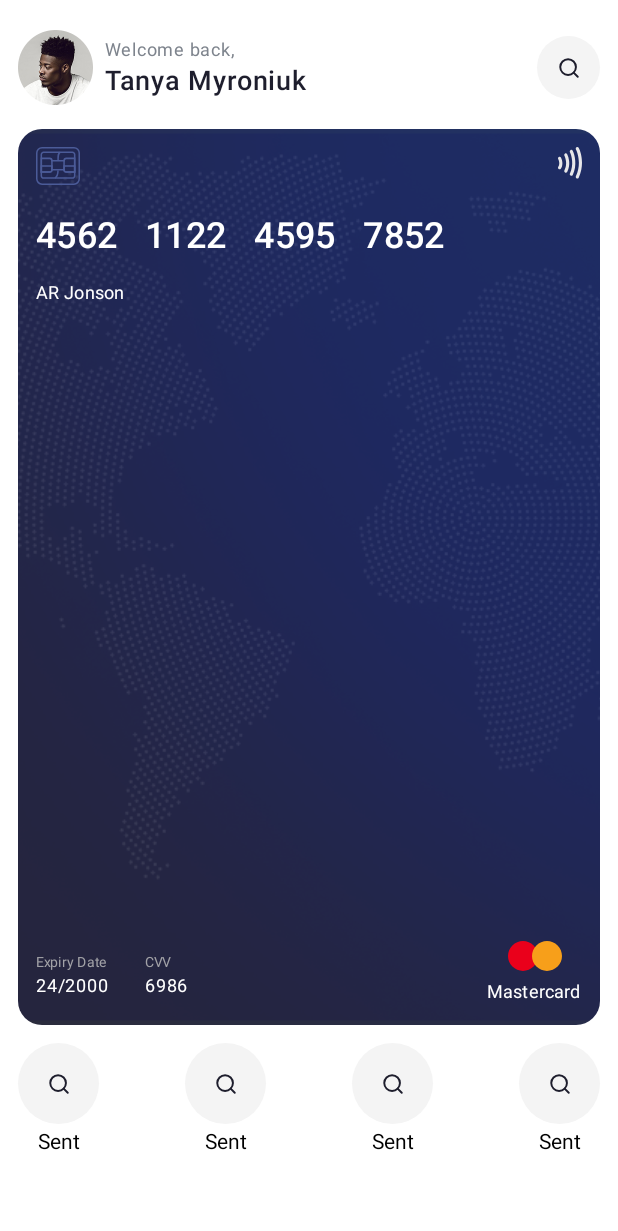
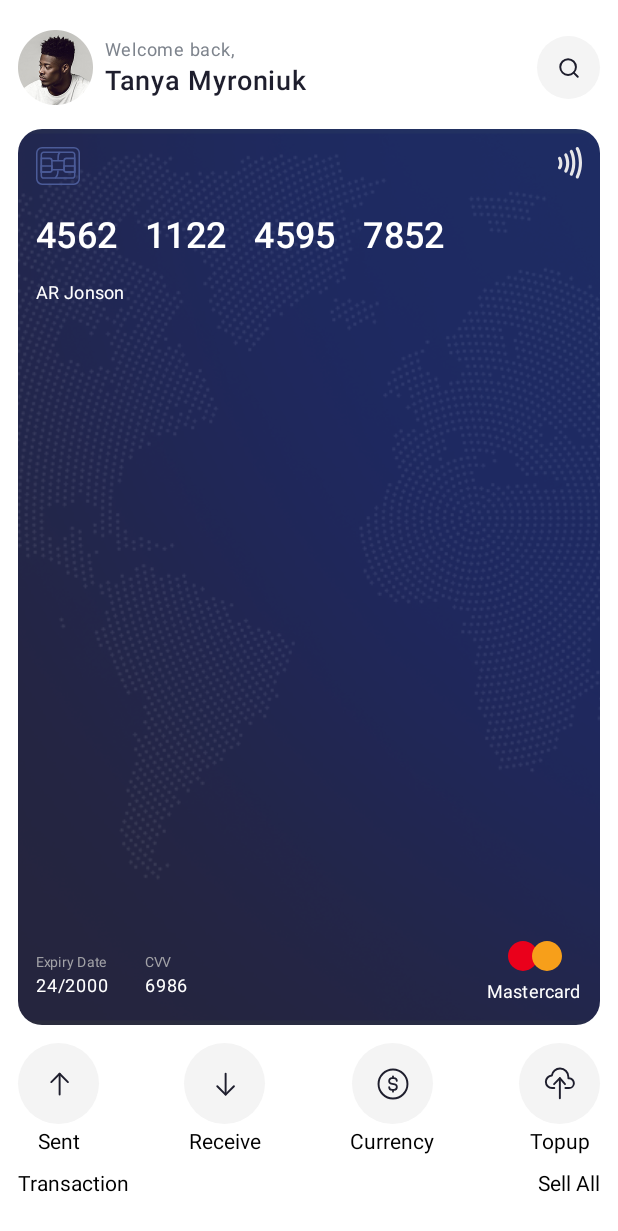
Before and after one commit to PNThanggg/JetpackCompose, an Android app built with Jetpack Compose: the @Preview function HomeScreen, on a phone screen of 412 x 824 dp. Shown: the top 1231 px of the screen. Run offline under Robolectric (Android 15) with nearby library versions, the phone set to English and light mode, and no system bars.

Commit message:
:construction: Enhance HomeScreen with action icons and transaction section.

```diff
--- a/Apps/BankPick/src/main/java/jc/app/bank_pick/screen/home/HomeScreen.kt
+++ b/Apps/BankPick/src/main/java/jc/app/bank_pick/screen/home/HomeScreen.kt
@@ -1,5 +1,6 @@
 package jc.app.bank_pick.screen.home
 
+import androidx.annotation.DrawableRes
 import androidx.compose.foundation.Image
 import androidx.compose.foundation.background
 import androidx.compose.foundation.layout.Arrangement
@@ -47,27 +48,42 @@ fun HomeScreen() {
             horizontalArrangement = Arrangement.SpaceBetween,
         ) {
             ItemRow(
-                title = "Sent"
+                title = stringResource(R.string.sent),
+                icon = R.drawable.ic_send,
             )
 
             ItemRow(
-                title = "Sent"
+                title = stringResource(R.string.receive),
+                icon = R.drawable.ic_receive,
             )
 
             ItemRow(
-                title = "Sent"
+                title = stringResource(R.string.currency),
+                icon = R.drawable.ic_currency,
             )
 
             ItemRow(
-                title = "Sent"
+                title = stringResource(R.string.topup),
+                icon = R.drawable.ic_topup,
             )
+        }
+
+        Spacer(modifier = Modifier.height(12.dp))
+
+        Row(
+            modifier = Modifier.fillMaxWidth(),
+            horizontalArrangement = Arrangement.SpaceBetween,
+        ) {
+            Text("Transaction")
+
+            Text("Sell All")
         }
     }
 }
 
 @Composable
 fun ItemRow(
-    modifier: Modifier = Modifier, title: String
+    title: String, @DrawableRes icon: Int
 ) {
     Column(
         horizontalAlignment = Alignment.CenterHorizontally
@@ -82,9 +98,9 @@ fun ItemRow(
             contentAlignment = Alignment.Center,
         ) {
             Image(
-                modifier = Modifier.size(20.dp),
+                modifier = Modifier.size(24.dp),
                 contentDescription = stringResource(R.string.app_name),
-                painter = painterResource(R.drawable.ic_search),
+                painter = painterResource(icon),
             )
         }
 
--- /dev/null
+++ b/Apps/BankPick/src/main/res/drawable/ic_currency.xml
@@ -0,0 +1,32 @@
+<vector xmlns:android="http://schemas.android.com/apk/res/android"
+    android:width="28dp"
+    android:height="28dp"
+    android:viewportWidth="28"
+    android:viewportHeight="28">
+  <path
+      android:pathData="M14,8V9.5"
+      android:strokeLineJoin="round"
+      android:strokeWidth="1.4"
+      android:fillColor="#00000000"
+      android:strokeColor="#1E1E2D"
+      android:strokeLineCap="round"/>
+  <path
+      android:pathData="M14,20V18.5"
+      android:strokeLineJoin="round"
+      android:strokeWidth="1.4"
+      android:fillColor="#00000000"
+      android:strokeColor="#1E1E2D"
+      android:strokeLineCap="round"/>
+  <path
+      android:pathData="M16.984,11.6C16.906,10.429 15.94,9.5 14.75,9.5H13.106C11.942,9.5 11,10.443 11,11.606C11,12.572 11.658,13.414 12.594,13.65L15.405,14.355C16.342,14.59 16.999,15.433 16.999,16.399C16.999,17.563 16.056,18.505 14.893,18.505H13.249C12.056,18.505 11.09,17.574 11.013,16.4"
+      android:strokeLineJoin="round"
+      android:strokeWidth="1.4"
+      android:fillColor="#00000000"
+      android:strokeColor="#1E1E2D"
+      android:strokeLineCap="round"/>
+  <path
+      android:pathData="M14,2.75L14,2.75A11.25,11.25 0,0 1,25.25 14L25.25,14A11.25,11.25 0,0 1,14 25.25L14,25.25A11.25,11.25 0,0 1,2.75 14L2.75,14A11.25,11.25 0,0 1,14 2.75z"
+      android:strokeWidth="1.5"
+      android:fillColor="#00000000"
+      android:strokeColor="#1E1E2D"/>
+</vector>
--- /dev/null
+++ b/Apps/BankPick/src/main/res/drawable/ic_receive.xml
@@ -0,0 +1,20 @@
+<vector xmlns:android="http://schemas.android.com/apk/res/android"
+    android:width="28dp"
+    android:height="28dp"
+    android:viewportWidth="28"
+    android:viewportHeight="28">
+  <path
+      android:pathData="M14.486,22.239V6"
+      android:strokeLineJoin="round"
+      android:strokeWidth="1.5"
+      android:fillColor="#00000000"
+      android:strokeColor="#1E1E2D"
+      android:strokeLineCap="round"/>
+  <path
+      android:pathData="M8,15.735L14.475,22.252L20.95,15.735"
+      android:strokeLineJoin="round"
+      android:strokeWidth="1.5"
+      android:fillColor="#00000000"
+      android:strokeColor="#1E1E2D"
+      android:strokeLineCap="round"/>
+</vector>
--- /dev/null
+++ b/Apps/BankPick/src/main/res/drawable/ic_send.xml
@@ -0,0 +1,20 @@
+<vector xmlns:android="http://schemas.android.com/apk/res/android"
+    android:width="28dp"
+    android:height="28dp"
+    android:viewportWidth="28"
+    android:viewportHeight="28">
+  <path
+      android:pathData="M14.486,6.013V22.252"
+      android:strokeLineJoin="round"
+      android:strokeWidth="1.5"
+      android:fillColor="#00000000"
+      android:strokeColor="#1E1E2D"
+      android:strokeLineCap="round"/>
+  <path
+      android:pathData="M8,12.517L14.475,6L20.95,12.517"
+      android:strokeLineJoin="round"
+      android:strokeWidth="1.5"
+      android:fillColor="#00000000"
+      android:strokeColor="#1E1E2D"
+      android:strokeLineCap="round"/>
+</vector>
--- /dev/null
+++ b/Apps/BankPick/src/main/res/drawable/ic_topup.xml
@@ -0,0 +1,27 @@
+<vector xmlns:android="http://schemas.android.com/apk/res/android"
+    android:width="28dp"
+    android:height="28dp"
+    android:viewportWidth="28"
+    android:viewportHeight="28">
+  <path
+      android:pathData="M13.898,25.083V9.583"
+      android:strokeLineJoin="round"
+      android:strokeWidth="1.5"
+      android:fillColor="#00000000"
+      android:strokeColor="#1E1E2D"
+      android:strokeLineCap="round"/>
+  <path
+      android:pathData="M9.398,14.083L13.898,9.402L17.898,14.083"
+      android:strokeLineJoin="round"
+      android:strokeWidth="1.5"
+      android:fillColor="#00000000"
+      android:strokeColor="#1E1E2D"
+      android:strokeLineCap="round"/>
+  <path
+      android:pathData="M18.232,17.167H21.005C23.094,17.167 24.797,15.464 24.797,13.375C24.797,11.286 23.094,9.583 21.005,9.583H20.534V8.5C20.534,4.914 17.62,2 14.034,2C10.809,2 8.135,4.359 7.628,7.442C5.053,7.573 3,9.684 3,12.292C3,14.984 5.183,17.167 7.875,17.167H9.565"
+      android:strokeLineJoin="round"
+      android:strokeWidth="1.5"
+      android:fillColor="#00000000"
+      android:strokeColor="#1E1E2D"
+      android:strokeLineCap="round"/>
+</vector>
--- a/Apps/BankPick/src/main/res/values/strings.xml
+++ b/Apps/BankPick/src/main/res/values/strings.xml
@@ -6,6 +6,11 @@
     <string name="my_cards">My Cards</string>
     <string name="statistics">Statistics</string>
     <string name="settings">Settings</string>
+
+    <string name="sent">Sent</string>
+    <string name="receive">Receive</string>
+    <string name="currency">Currency</string>
+    <string name="topup">Topup</string>
 
     <string name="intro_title_1">Fastest Payment in the world</string>
     <string name="intro_content_1">Integrate multiple payment methods to help you up the process quickly</string>
```
